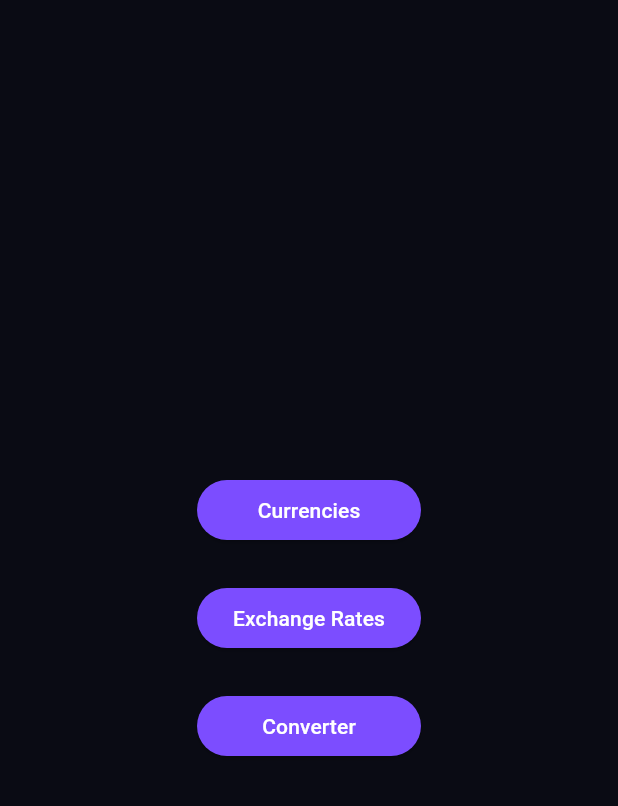
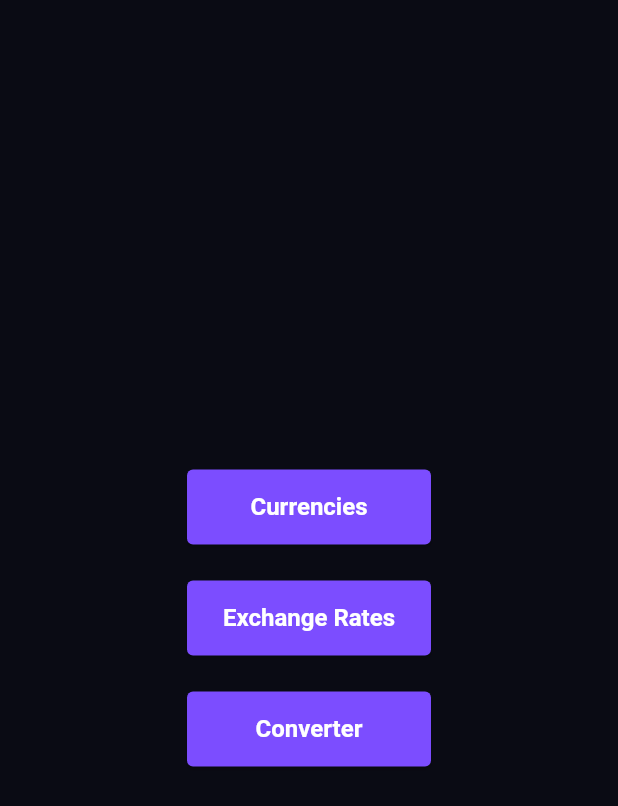
Before and after one commit to AhmedEzio47/currency_converter, a Flutter app: the screen it shows after launch, on a phone screen of 412 x 824 dp. Shown: the top 806 px of the screen. Run offline on Flutter 3.47's test engine with Material 3 defaults, Android fonts, the phone set to English and light mode, and no system bars; our stand-ins replace cached_network_image, dartz, equatable, fl_chart, flutter_bloc, flutter_hooks and 1 more; missing offline and left inert: flutter_common_package.

```diff
--- a/lib/presentation/app_theme.dart
+++ b/lib/presentation/app_theme.dart
@@ -3,6 +3,7 @@ import 'package:flutter/material.dart';
 class AppTheme {
   static ThemeData get darkTheme {
     final Color primaryColor = Colors.deepPurpleAccent;
+    final borderRadius = BorderRadius.circular(4);
 
     return ThemeData(
       scaffoldBackgroundColor: Color(0xFF0A0B14),
@@ -20,6 +21,30 @@ class AppTheme {
         style: ElevatedButton.styleFrom(
           backgroundColor: primaryColor,
           foregroundColor: Colors.white,
+          minimumSize: Size(double.infinity, 50),
+          shape: RoundedRectangleBorder(borderRadius: borderRadius),
+          textStyle: TextStyle(fontSize: 16, fontWeight: FontWeight.bold),
+        ),
+      ),
+      inputDecorationTheme: InputDecorationTheme(
+        enabledBorder: OutlineInputBorder(
+          borderSide: BorderSide(color: Colors.grey, width: 1),
+          borderRadius: borderRadius,
+        ),
+        focusedBorder: OutlineInputBorder(
+          borderSide: BorderSide(
+            color: primaryColor.withValues(alpha: .2),
+            width: 2,
+          ),
+          borderRadius: borderRadius,
+        ),
+        errorBorder: OutlineInputBorder(
+          borderSide: BorderSide(color: Colors.red, width: 1),
+          borderRadius: borderRadius,
+        ),
+        focusedErrorBorder: OutlineInputBorder(
+          borderSide: BorderSide(color: Colors.red, width: 2),
+          borderRadius: borderRadius,
         ),
       ),
     );
--- a/pubspec.yaml
+++ b/pubspec.yaml
@@ -25,6 +25,7 @@ dependencies:
   cached_network_image: ^3.4.1
   fl_chart: ^1.1.0
   mocktail: ^1.0.4
+  flutter_hooks: ^0.21.3+1
 
 dev_dependencies:
   flutter_test:
```
Also changed, not shown: lib/presentation/screens/coverter/converter_screen.dart (+12 -109 lines), lib/presentation/screens/coverter/widgets/conversion_form.dart (added, +104 -0 lines), lib/presentation/screens/coverter/widgets/currency_selector.dart (added, +46 -0 lines), lib/presentation/screens/currencies/widgets/currency_item.dart (+2 -15 lines), lib/presentation/widgets/country_flag.dart (added, +27 -0 lines).
